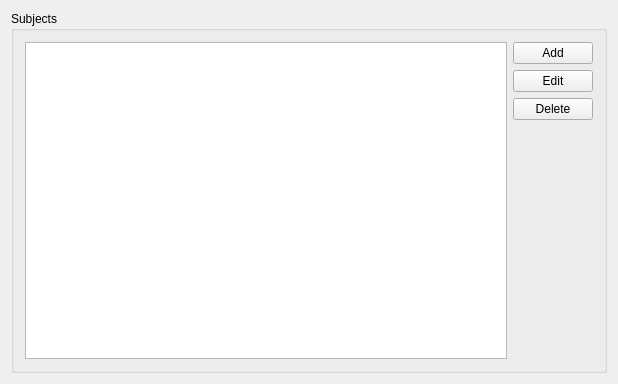
Above: Orar/OrarApp/SubjectView.ui from alexandrutm/UnivTimetable before the change. Below: the same form after it.
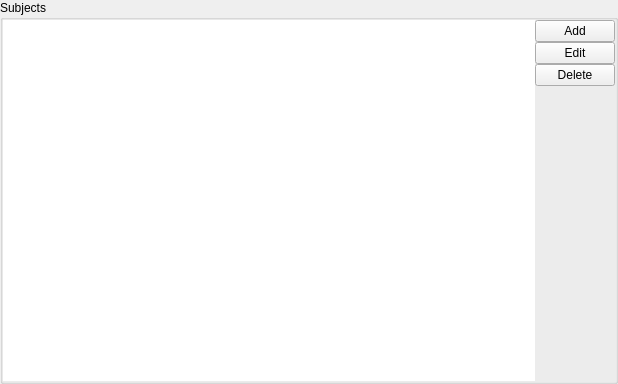
That is the form after the change.

The edit to the form file:
```diff
--- a/Orar/OrarApp/SubjectView.ui
+++ b/Orar/OrarApp/SubjectView.ui
@@ -14,19 +14,59 @@
    <string>SubjectView</string>
   </property>
   <layout class="QGridLayout" name="gridLayout">
+   <property name="leftMargin">
+    <number>0</number>
+   </property>
+   <property name="topMargin">
+    <number>0</number>
+   </property>
+   <property name="rightMargin">
+    <number>0</number>
+   </property>
+   <property name="bottomMargin">
+    <number>0</number>
+   </property>
+   <property name="spacing">
+    <number>0</number>
+   </property>
    <item row="0" column="0">
     <widget class="QGroupBox" name="groupBox_3">
      <property name="title">
       <string>Subjects</string>
      </property>
      <layout class="QGridLayout" name="gridLayout_4">
+      <property name="leftMargin">
+       <number>0</number>
+      </property>
+      <property name="topMargin">
+       <number>0</number>
+      </property>
+      <property name="rightMargin">
+       <number>0</number>
+      </property>
+      <property name="bottomMargin">
+       <number>0</number>
+      </property>
+      <property name="spacing">
+       <number>0</number>
+      </property>
       <item row="0" column="0">
-       <widget class="QListWidget" name="listWidgetSubject"/>
+       <widget class="QListWidget" name="listWidgetSubject">
+        <property name="frameShape">
+         <enum>QFrame::NoFrame</enum>
+        </property>
+       </widget>
       </item>
       <item row="0" column="1">
        <layout class="QVBoxLayout" name="verticalLayout_3">
+        <property name="spacing">
+         <number>0</number>
+        </property>
         <item>
          <layout class="QVBoxLayout" name="verticalLayout_2">
+          <property name="spacing">
+           <number>0</number>
+          </property>
           <item>
            <widget class="QPushButton" name="Add">
             <property name="text">
```
